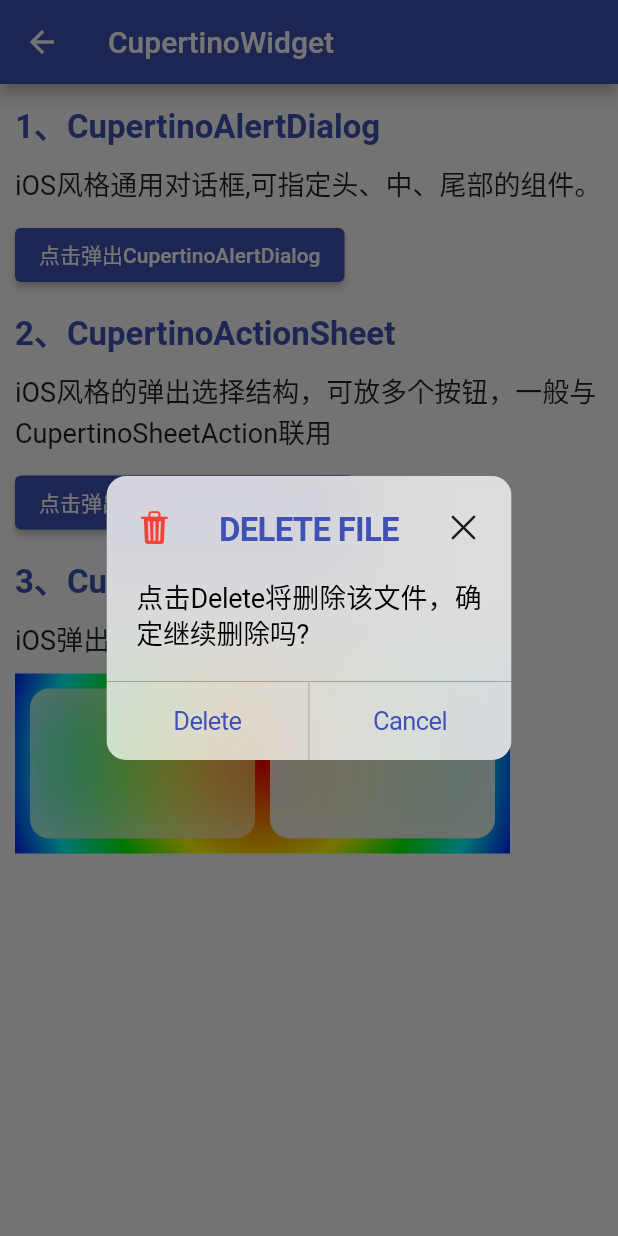
After one commit to ycshang123/flutterStudy, a Flutter app: the CupertinoWidget screen opened by its route, after a tap on "点击弹出CupertinoAlertDialog", on a phone screen of 412 x 824 dp. The commit adds this screen. Run offline on Flutter 3.47's test engine with Material 2 defaults, Android fonts, the light colour scheme and no system bars; our stand-ins replace date_format, device_preview; network calls fail.

Commit message:
feat: 组件学习(8)

```diff
--- a/flutter_demo/lib/common/data.dart
+++ b/flutter_demo/lib/common/data.dart
@@ -99,6 +99,12 @@ final statelessList = <ContainerInfo>[
       "左中右模式等通用结构组件，可指定中间组件距左侧边距及是否居中。源码在AppBar等导航条结构中有使用它",
       "/navigationtoolbar"),
   ContainerInfo("Placeholder", "一个矩形和叉叉等占位组件，可指定颜色、线宽、宽高等属性", "/placeholder"),
+  ContainerInfo("Icon", "用于图标限制的组件，可指定图标资源、大小、颜色，简单实用", "/icon"),
+  ContainerInfo(
+      "Divider", " 水平分割线，可指定颜色、高度、粗细、左右边距等信息，常用于列表的item分割线", "/divider"),
+  ContainerInfo(
+      "MyPreferredSize", "优先尺寸组件，可容纳一个子组件，设置优先尺寸，不会对其子组件施加任何约束", "/perferred"),
+  ContainerInfo("Cupertino", "iOS风格通用对话框,可指定头、中、尾部的组件。", "/cupertino"),
 ];
 
 final statefulList = <ContainerInfo>[
--- a/flutter_demo/lib/common/routes.dart
+++ b/flutter_demo/lib/common/routes.dart
@@ -3,7 +3,9 @@ import 'package:flutter_demo/widget/stateless/aboutdialog_widget.dart';
 import 'package:flutter_demo/widget/stateless/aboutlisttile_widget.dart';
 import 'package:flutter_demo/widget/stateless/checkboxlisttile_widget.dart';
 import 'package:flutter_demo/widget/stateless/dialog_widget.dart';
+import 'package:flutter_demo/widget/stateless/divider_widget.dart';
 import 'package:flutter_demo/widget/stateless/gridtile_widget.dart';
+import 'package:flutter_demo/widget/stateless/icon_widget.dart';
 import 'package:flutter_demo/widget/stateless/listtile_widget.dart';
 import 'package:flutter_demo/widget/stateless/radiolisttile_widget.dart';
 import 'package:flutter_demo/widget/stateless/simpledialog_widget.dart';
@@ -24,6 +26,7 @@ import '../widget/stateless/chip_widget.dart';
 import '../widget/stateless/choicechip_widget.dart';
 import '../widget/stateless/circleavatar_widget.dart';
 import '../widget/stateless/container_widget.dart';
+import '../widget/stateless/cupertino_widget.dart';
 import '../widget/stateless/day_picker_widget.dart';
 import '../widget/stateless/filterchip.dart';
 import '../widget/stateless/gesturedetector_widget.dart';
@@ -31,6 +34,7 @@ import '../widget/stateless/gridview_widget.dart';
 import '../widget/stateless/inputchip_widget.dart';
 import '../widget/stateless/listview_widget.dart';
 import '../widget/stateless/materialBanner_widget.dart';
+import '../widget/stateless/mypreferredsize_widget.dart';
 import '../widget/stateless/navigationToolbar_widget.dart';
 import '../widget/stateless/pageview_widget.dart';
 import '../widget/stateless/placeholder_widget.dart';
@@ -85,6 +89,10 @@ Map<String, Widget Function(BuildContext)> routes = {
   "/materialbanner": (context) => const MaterialBannerWidget(),
   "/navigationtoolbar": (context) => const NavigationToolbarWidget(),
   "/placeholder": (context) => const PlaceholderWidget(),
+  "/icon": (context) => const IconWidget(),
+  "/divider": (context) => const DividerWidget(),
+  "/perferred": (context) => const MyPreferredSizeWidget(),
+  "/cupertino": (context) => const CupertinoWidget(),
   // 有状态组件导航
   '/image': (context) => const ImageWidget(),
   '/silverappbar': (context) => const SilverAppBarWidget(),
--- /dev/null
+++ b/flutter_demo/lib/widget/stateless/cupertino_widget.dart
@@ -0,0 +1,215 @@
+import 'package:flutter/cupertino.dart';
+import 'package:flutter/material.dart';
+
+import '../../common/style.dart';
+
+class CupertinoWidget extends StatelessWidget {
+  const CupertinoWidget({Key? key}) : super(key: key);
+
+  @override
+  Widget build(BuildContext context) {
+    final List<int> rainbow = [
+      0xffff0000,
+      0xffFF7F00,
+      0xffFFFF00,
+      0xff00FF00,
+      0xff00FFFF,
+      0xff0000FF,
+      0xff8B00F
+    ];
+    final List<double> stops = [0.0, 1 / 6, 2 / 6, 3 / 6, 4 / 6, 5 / 6, 1.0];
+    return Scaffold(
+      appBar: AppBar(
+        title: const Text("CupertinoWidget"),
+      ),
+      body: Container(
+        padding: const EdgeInsets.all(10),
+        child: SingleChildScrollView(
+          child: Column(
+            crossAxisAlignment: CrossAxisAlignment.start,
+            children: [
+              const Text(
+                '1、CupertinoAlertDialog',
+                style: titleStyle,
+              ),
+              Container(
+                margin: const EdgeInsets.symmetric(vertical: 10.0),
+                child: const Text(
+                  "iOS风格通用对话框,可指定头、中、尾部的组件。",
+                  style: descStyle,
+                ),
+              ),
+              ElevatedButton(
+                onPressed: () {
+                  showDialog(
+                      context: context,
+                      builder: (context) =>
+                          _buildCupertinoAlertDialog(context));
+                },
+                child: const Text("点击弹出CupertinoAlertDialog"),
+              ),
+              const SizedBox(
+                height: 10,
+              ),
+              const Text(
+                '2、CupertinoActionSheet',
+                style: titleStyle,
+              ),
+              Container(
+                margin: const EdgeInsets.symmetric(vertical: 10.0),
+                child: const Text(
+                  "iOS风格的弹出选择结构，可放多个按钮，一般与CupertinoSheetAction联用",
+                  style: descStyle,
+                ),
+              ),
+              ElevatedButton(
+                onPressed: () {
+                  showDialog(
+                      context: context,
+                      builder: (context) =>
+                          _buildCupertinoActionSheet(context));
+                },
+                child: const Text("点击弹出CupertinoActionSheet"),
+              ),
+              const SizedBox(
+                height: 10,
+              ),
+              const Text(
+                "3、CupertinoPopSurface",
+                style: titleStyle,
+              ),
+              Container(
+                margin: const EdgeInsets.symmetric(vertical: 10.0),
+                child: const Text(
+                  "iOS弹出框的圆角矩形模糊背景",
+                  style: descStyle,
+                ),
+              ),
+              Container(
+                decoration: BoxDecoration(
+                  gradient: RadialGradient(
+                      radius: 1.8,
+                      stops: stops,
+                      colors: rainbow.map((e) => Color(e)).toList()),
+                ),
+                padding: EdgeInsets.all(10),
+                child: Wrap(
+                  spacing: 10,
+                  children: [
+                    _buildCupertinoPopupSurface(false),
+                    _buildCupertinoPopupSurface(true),
+                  ],
+                ),
+              )
+            ],
+          ),
+        ),
+      ),
+    );
+  }
+
+  Widget _buildCupertinoAlertDialog(BuildContext context) {
+    return Material(
+      color: Colors.transparent,
+      child: CupertinoAlertDialog(
+        title: _buildTitle(context),
+        content: _buildContent(context),
+        actions: [
+          CupertinoButton(
+              child: const Text('Delete'),
+              onPressed: () => Navigator.pop(context)),
+          CupertinoButton(
+              child: const Text('Cancel'),
+              onPressed: () => Navigator.pop(context))
+        ],
+      ),
+    );
+  }
+
+  Widget _buildTitle(BuildContext context) {
+    return Row(
+      children: [
+        const Icon(
+          CupertinoIcons.delete_solid,
+          color: Colors.red,
+        ),
+        const Expanded(
+            child: Text(
+          "DELETE FILE",
+          style: titleStyle,
+        )),
+        InkWell(
+          child: const Icon(CupertinoIcons.clear_thick),
+          onTap: () => Navigator.pop(context),
+        )
+      ],
+    );
+  }
+
+  Widget _buildContent(BuildContext context) {
+    return Padding(
+      padding: const EdgeInsets.only(top: 18),
+      child: Column(
+        children: const [
+          Text(
+            "点击Delete将删除该文件，确定继续删除吗?",
+            style: descStyle,
+            textAlign: TextAlign.justify,
+          )
+        ],
+      ),
+    );
+  }
+
+  Widget _buildCupertinoActionSheet(BuildContext context) {
+    return Container(
+      alignment: Alignment.bottomCenter,
+      child: CupertinoActionSheet(
+        //  第一行组件
+        title: const Text(
+          "Please choose a language!",
+          style: titleStyle,
+        ),
+        //  第二行组件
+        message: const Text(
+          "the language you use in this application",
+          style: descStyle,
+        ),
+        //取消按钮
+        cancelButton: CupertinoActionSheetAction(
+          onPressed: () => Navigator.pop(context),
+          child: const Text('Cancel'),
+        ),
+        //  中间件组件列表
+        actions: [
+          CupertinoActionSheetAction(
+            onPressed: () => Navigator.pop(context),
+            child: const Text("Java"),
+          ),
+          CupertinoActionSheetAction(
+            onPressed: () => Navigator.pop(context),
+            child: const Text("Kotlin"),
+          ),
+          CupertinoActionSheetAction(
+            isDefaultAction: true,
+            onPressed: () => showAboutDialog(context: context),
+            child: const Text("Flutter"),
+          ),
+        ],
+      ),
+    );
+  }
+
+  Widget _buildCupertinoPopupSurface(bool isSurfacePainted) {
+    return CupertinoPopupSurface(
+      //  是否绘白
+      isSurfacePainted: isSurfacePainted,
+      child: Container(
+        width: 150,
+        height: 100,
+        color: Colors.white.withOpacity(0.3),
+        alignment: Alignment.center,
+      ),
+    );
+  }
+}
--- a/flutter_demo/pubspec.yaml
+++ b/flutter_demo/pubspec.yaml
@@ -32,6 +32,8 @@ dependencies:
   cupertino_icons: ^1.0.2
   flutter_localizations:
     sdk: flutter
+  device_frame: ^1.1.0
+  device_preview: ^1.1.0
 
 
   # The following adds the Cupertino Icons font to your application.
@@ -93,6 +95,6 @@ flutter:
   assets:
     - images/
   fonts:
-    - family: myIcon  #指定一个字体名
+    - family: iconfont  #指定一个字体名
       fonts:
-        - asset: fonts/iconfont.ttf
+        - asset: images/iconfont.ttf
```
Also changed, not shown: flutter_demo/lib/common/iconfont.dart (added, +11 -0 lines), flutter_demo/lib/main.dart (+8 -1 lines), flutter_demo/lib/widget/stateless/divider_widget.dart (added, +86 -0 lines), flutter_demo/lib/widget/stateless/icon_widget.dart (added, +144 -0 lines), flutter_demo/lib/widget/stateless/mypreferredsize_widget.dart (added, +123 -0 lines), flutter_demo/images/iconfont.ttf (added).
